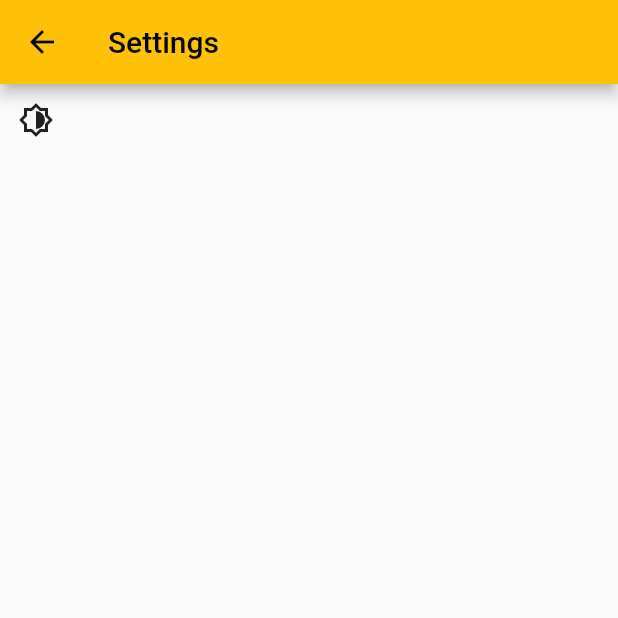
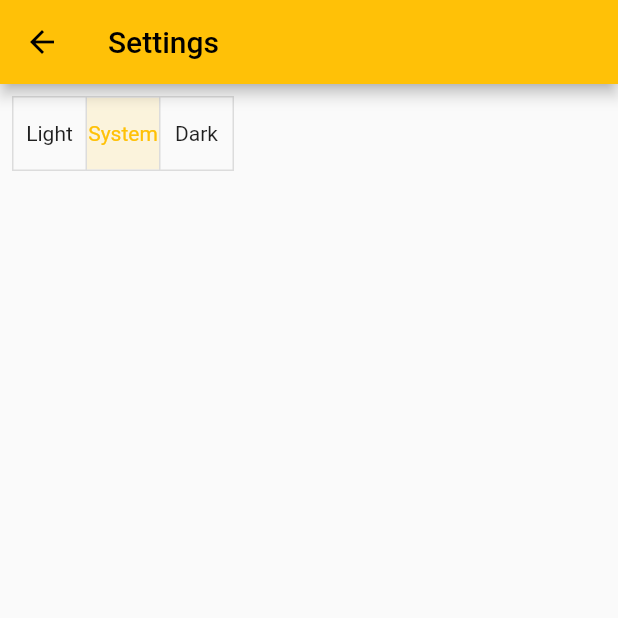
Before and after one commit to Voklen/Daily-Diary, a Flutter app: the SettingsScreen screen opened directly, on a phone screen of 412 x 824 dp, the top half of it. Run offline on Flutter 3.47's test engine with Material 2 defaults, Android fonts, the phone set to English and light mode, and no system bars.

Commit message:
Use ToggleButtons for theme selection

```diff
--- a/lib/settings.dart
+++ b/lib/settings.dart
@@ -1,19 +1,49 @@
 import 'package:daily_diary/main.dart';
 import 'package:flutter/material.dart';
 
-class SettingsScreen extends StatelessWidget {
-  void _toggleMode() {
-    MyApp.themeNotifier.value = MyApp.themeNotifier.value == ThemeMode.light
-        ? ThemeMode.dark
-        : ThemeMode.light;
+class SettingsScreen extends StatefulWidget {
+  const SettingsScreen({Key? key}) : super(key: key);
+
+  @override
+  State<SettingsScreen> createState() => _SettingsScreenState();
+}
+
+class _SettingsScreenState extends State<SettingsScreen> {
+  List<bool> _selections = [false, true, false];
+
+  void _setTheme(int index) {
+    switch (index) {
+      case 0:
+        MyApp.themeNotifier.value = ThemeMode.light;
+        break;
+      case 1:
+        MyApp.themeNotifier.value = ThemeMode.system;
+        break;
+      case 2:
+        MyApp.themeNotifier.value = ThemeMode.dark;
+        break;
+    }
   }
 
   @override
   Widget build(BuildContext context) {
     return Scaffold(
-      appBar: AppBar(title: const Text('Settings')),
-      body: IconButton(
-          onPressed: _toggleMode, icon: Icon(Icons.brightness_medium_outlined)),
-    );
+        appBar: AppBar(title: const Text('Settings')),
+        body: Padding(
+          padding: const EdgeInsets.all(8.0),
+          child: ToggleButtons(
+            isSelected: _selections,
+            onPressed: (int index) {
+              _selections = [false, false, false];
+              _selections[index] = true;
+              _setTheme(index);
+            },
+            children: const [
+              Text('Light'),
+              Text('System'),
+              Text('Dark'),
+            ],
+          ),
+        ));
   }
 }
```
